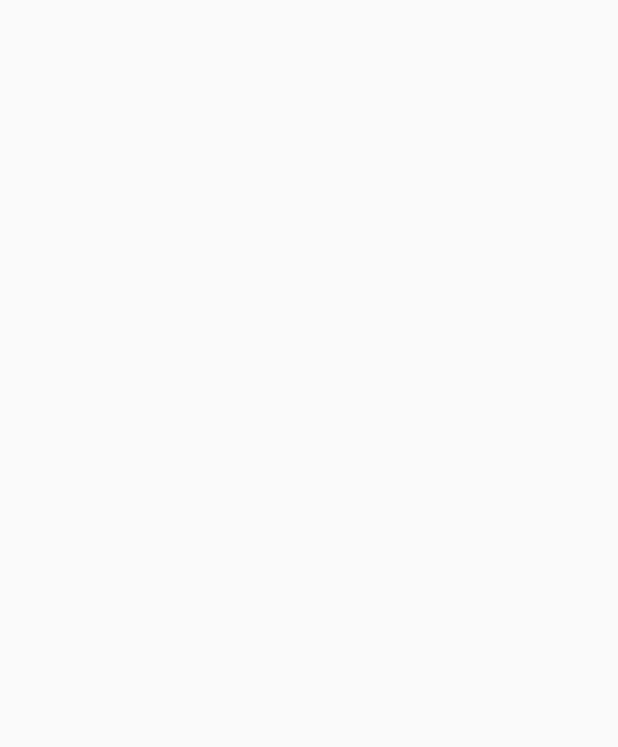
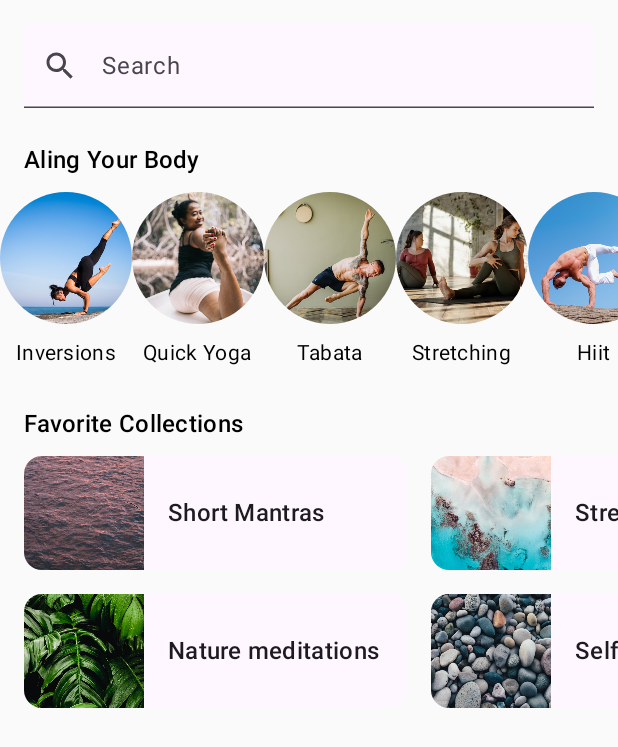
Before and after one commit to cfigmart/MeditacionApp, an Android app built with Jetpack Compose: the screen it shows after launch (MainActivity), on a phone screen of 412 x 824 dp. Before the commit the part shown is empty. Shown: the top 747 px of the screen. Run offline under Robolectric (Android 15) with nearby library versions, the phone set to English and light mode, and no system bars.

Commit message:
Added MainScreen

```diff
--- a/app/src/main/java/edu/unicauca/aplimovil/meditacionapp/MainActivity.kt
+++ b/app/src/main/java/edu/unicauca/aplimovil/meditacionapp/MainActivity.kt
@@ -7,25 +7,28 @@ import androidx.activity.enableEdgeToEdge
 import androidx.annotation.DrawableRes
 import androidx.annotation.StringRes
 import androidx.compose.foundation.Image
+import androidx.compose.foundation.layout.Arrangement
 import androidx.compose.foundation.layout.Column
+import androidx.compose.foundation.layout.PaddingValues
 import androidx.compose.foundation.layout.Row
-import androidx.compose.foundation.layout.fillMaxSize
+import androidx.compose.foundation.layout.Spacer
 import androidx.compose.foundation.layout.fillMaxWidth
+import androidx.compose.foundation.layout.height
 import androidx.compose.foundation.layout.heightIn
 import androidx.compose.foundation.layout.padding
 import androidx.compose.foundation.layout.paddingFromBaseline
 import androidx.compose.foundation.layout.size
 import androidx.compose.foundation.layout.width
 import androidx.compose.foundation.lazy.LazyRow
+import androidx.compose.foundation.lazy.grid.GridCells
+import androidx.compose.foundation.lazy.grid.LazyHorizontalGrid
+import androidx.compose.foundation.lazy.grid.items
 import androidx.compose.foundation.lazy.items
 import androidx.compose.foundation.shape.CircleShape
-import androidx.compose.foundation.shape.RoundedCornerShape
 import androidx.compose.material.icons.Icons
-import androidx.compose.material.icons.filled.DateRange
 import androidx.compose.material.icons.filled.Search
 import androidx.compose.material3.Icon
 import androidx.compose.material3.MaterialTheme
-import androidx.compose.material3.Scaffold
 import androidx.compose.material3.Surface
 import androidx.compose.material3.Text
 import androidx.compose.material3.TextField
@@ -47,7 +50,7 @@ class MainActivity : ComponentActivity() {
         enableEdgeToEdge()
         setContent {
             MeditacionAppTheme {
-
+                PantallaPrincipal()
             }
         }
     }
@@ -150,6 +153,34 @@ fun TarjetaColeccionesFavoritas(
 }
 
 @Composable
+fun CuadriculaColeccionesFavoritas(
+    modifier: Modifier = Modifier
+){
+    LazyHorizontalGrid(
+        rows = GridCells.Fixed(2),
+        contentPadding = PaddingValues(horizontal = 16.dp),
+        horizontalArrangement = Arrangement.spacedBy(16.dp),
+        verticalArrangement = Arrangement.spacedBy(16.dp),
+        modifier = modifier.height(168.dp),
+    ) {
+        items(datosColeccionesFavoritas){
+            TarjetaColeccionesFavoritas(
+                imgId =  it.imageId,
+                descripcionId = it.textId,
+                modifier = Modifier.height(80.dp)
+            )
+        }
+    }
+}
+
+@Preview
+@Composable
+fun PreviewCuadriculaColeccionesFavoritas(){
+    CuadriculaColeccionesFavoritas()
+}
+
+
+@Composable
 fun FilaAlineaTuCuerpo(
     modifier: Modifier = Modifier
 ){
@@ -185,6 +216,74 @@ fun PreviewTarjetaColeccionesFavoritas(){
     )
 }
 
+@Composable
+fun SeccionInicio(
+    @StringRes tituloId: Int,
+    modifier: Modifier = Modifier,
+    contenidoComponible: @Composable () ->Unit
+){
+    Column {
+        Text(
+            text = stringResource(tituloId),
+            style = MaterialTheme.typography.titleMedium,
+            modifier = Modifier
+                .paddingFromBaseline(top = 40.dp, bottom = 16.dp)
+                .padding(horizontal = 16.dp)
+        )
+        contenidoComponible()
+    }
+}
+
+@Preview
+@Composable
+fun PreviewSeccionInicio(){
+    SeccionInicio(
+        R.string.alinea_tu_cuerpo_txt,
+    ) {
+        FilaAlineaTuCuerpo()
+    }
+}
+
+
+@Preview
+@Composable
+fun PreviewSeccionInicio2(){
+    SeccionInicio(
+        R.string.favorite_coleccions_txt,
+    ) {
+        CuadriculaColeccionesFavoritas()
+    }
+}
+
+@Composable
+fun PantallaPrincipal(){
+    Column {
+        Spacer(Modifier.height(16.dp))
+        BarraDeBusqueda(
+            Modifier.padding(horizontal = 16.dp)
+        )
+        SeccionInicio(
+            R.string.alinea_tu_cuerpo_txt,
+        ) {
+            FilaAlineaTuCuerpo()
+        }
+        SeccionInicio(
+            R.string.favorite_coleccions_txt,
+        ) {
+            CuadriculaColeccionesFavoritas()
+        }
+        Spacer(Modifier.height(16.dp))
+    }
+}
+
+@Preview(showBackground = true, backgroundColor = 0xFFF5F0EE)
+@Composable
+fun PreviewPantallaPrincipal(){
+    MeditacionAppTheme {
+        PantallaPrincipal()
+    }
+}
+
 private val datosAlineaTuCuerpo = listOf(
     R.drawable.ab1_inversions to R.string.ab1_inversions_txt,
     R.drawable.ab2_quick_yoga to R.string.quick_yoga_txt,
@@ -192,7 +291,7 @@ private val datosAlineaTuCuerpo = listOf(
     R.drawable.ab3_stretching to R.string.stretching_txt,
     R.drawable.ab5_hiit to R.string.hiit_txt,
     R.drawable.ab6_pre_natal_yoga to R.string.pre_natal_yoga_txt
-).map { DrawableResourcePair(it.first, it.second) }
+).map { ImagenTextoDibujables(it.first, it.second) }
 
 private val datosColeccionesFavoritas = listOf(
     R.drawable.fc1_short_mantras to R.string.short_mantras_txt,
@@ -201,10 +300,10 @@ private val datosColeccionesFavoritas = listOf(
     R.drawable.fc4_self_massage to R.string.self_massage_txt,
     R.drawable.fc5_overwhelmed to R.string.overwhelmed_txt,
     R.drawable.fc6_nightly_wind_down to R.string.nightly_wind_down
-).map { DrawableResourcePair(it.first, it.second) }
+).map { ImagenTextoDibujables(it.first, it.second) }
 
 
-private data class DrawableResourcePair(
+private data class ImagenTextoDibujables(
     @DrawableRes val imageId: Int,
     @StringRes val textId: Int
 )
--- a/app/src/main/res/values/strings.xml
+++ b/app/src/main/res/values/strings.xml
@@ -14,4 +14,5 @@
     <string name="self_massage_txt">Self Massage</string>
     <string name="overwhelmed_txt">Overwhelmed</string>
     <string name="nightly_wind_down">Nightly wind down</string>
+    <string name="favorite_coleccions_txt">Favorite Collections</string>
 </resources>
```
Also changed, not shown: 1 other file.
